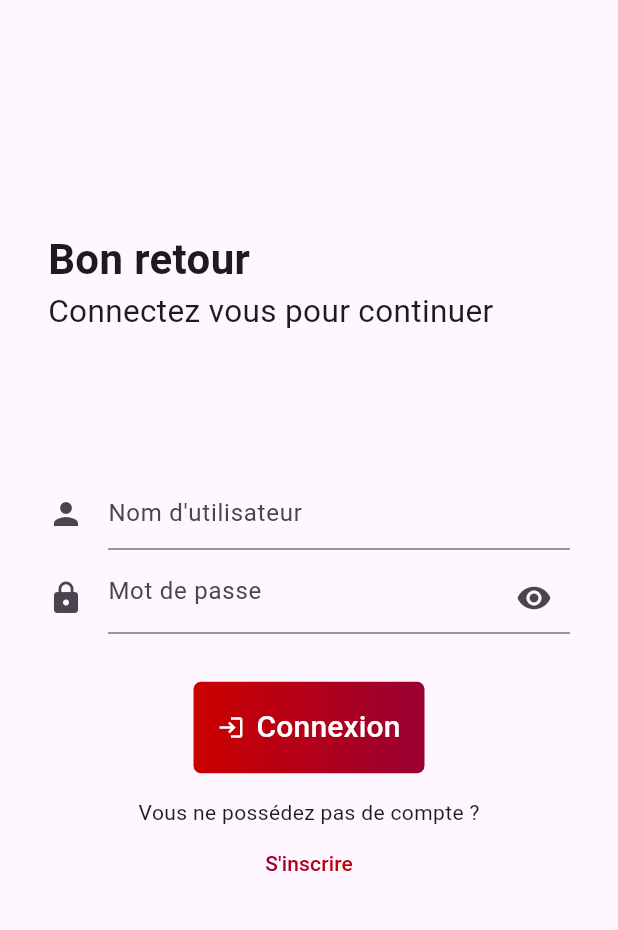
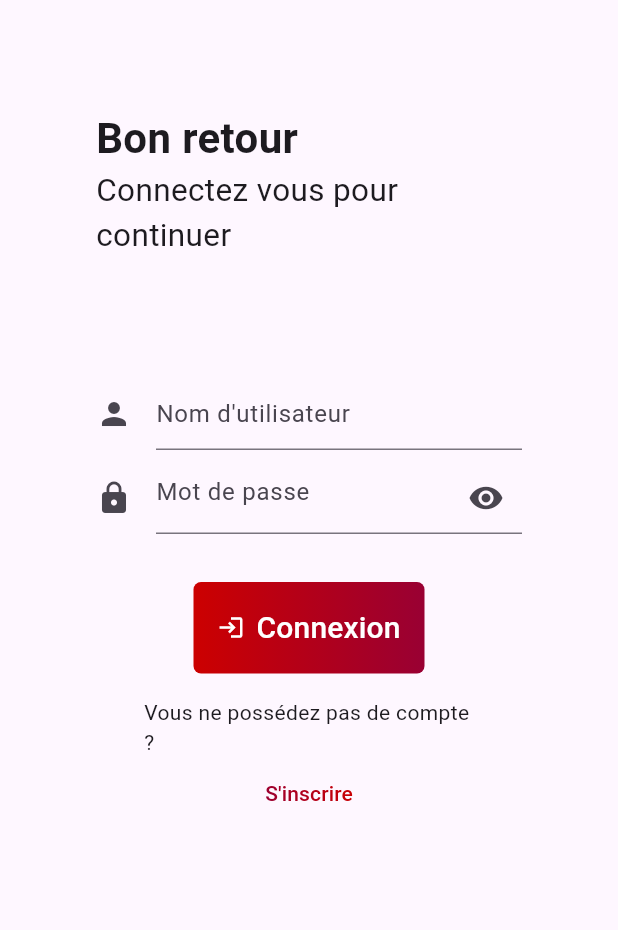
Before and after one commit to nicolas-vdn/appizza, a Flutter app: the screen it shows after launch, on a phone screen of 412 x 824 dp, the part 72-1002 px from its top. Run offline on Flutter 3.47's test engine with Material 3 defaults, Android fonts, the light colour scheme and no system bars; our stand-ins replace carousel_slider, dio, expandable, go_router, shared_preferences.

Commit message:
fix(widgets): scroll et overflow

```diff
--- a/Frontend/lib/router/index.dart
+++ b/Frontend/lib/router/index.dart
@@ -39,6 +39,7 @@ final router = GoRouter(
         return NoTransitionPage(
           child: Scaffold(
             appBar: AppBar(
+              scrolledUnderElevation: 0,
               centerTitle: true,
               backgroundColor: Colors.transparent,
               leading: const Padding(
--- a/Frontend/lib/widgets/auth_page.dart
+++ b/Frontend/lib/widgets/auth_page.dart
@@ -49,14 +49,16 @@ class _AuthPageState extends State<AuthPage> {
 
   @override
   Widget build(BuildContext context) {
-    return Row(
+    return ListView( // Permet le scroll vertical sur petits écrans
+      children: [
+        Row(
           mainAxisAlignment: MainAxisAlignment.center,
           children: [
             Container(
               width: MediaQuery.of(context).size.width,
               constraints: const BoxConstraints(maxWidth: 800),
               child: Padding(
-            padding: const EdgeInsets.all(32),
+                padding: const EdgeInsets.all(64.0),
                 child: Form(
                   key: _formKey,
                   child: Column(
@@ -65,7 +67,7 @@ class _AuthPageState extends State<AuthPage> {
                     children: [
                       WelcomeSection(register: _register),
                       const SizedBox(
-                    height: 64.0,
+                        height: 48.0,
                       ),
                       TextFormField(
                         onSaved: (String? value) {
@@ -109,11 +111,17 @@ class _AuthPageState extends State<AuthPage> {
                         },
                       ),
                       ActionSection(
-                      register: _register, loading: _isLoading, switchForm: _switchRegister, submit: _onSubmit)
+                          register: _register,
+                          loading: _isLoading,
+                          switchForm: _switchRegister,
+                          submit: _onSubmit,
+                          formKey: _formKey)
                     ],
                   ),
                 ),
               ),
+            ),
+          ],
         ),
       ],
     );
@@ -149,12 +157,18 @@ class _WelcomeSectionState extends State<WelcomeSection> {
 
 class ActionSection extends StatefulWidget {
   const ActionSection(
-      {super.key, required this.register, required this.loading, required this.switchForm, required this.submit});
+      {super.key,
+      required this.register,
+      required this.loading,
+      required this.switchForm,
+      required this.submit,
+      required this.formKey});
 
   final bool register;
   final bool loading;
   final Function switchForm;
   final Function submit;
+  final GlobalKey<FormState> formKey;
 
   @override
   State<ActionSection> createState() => _ActionSectionState();
@@ -178,6 +192,7 @@ class _ActionSectionState extends State<ActionSection> {
             ),
             child: ElevatedButton.icon(
               style: ElevatedButton.styleFrom(
+                shape: RoundedRectangleBorder(borderRadius: BorderRadius.circular(5)),
                 padding: const EdgeInsets.all(16.0),
                 backgroundColor: Colors.transparent,
                 foregroundColor: Colors.transparent,
@@ -213,7 +228,10 @@ class _ActionSectionState extends State<ActionSection> {
             children: [
               Text(widget.register ? "Vous possédez déjà un compte ?" : "Vous ne possédez pas de compte ?"),
               TextButton(
-                onPressed: () => widget.switchForm(),
+                onPressed: () {
+                  widget.formKey.currentState?.reset();
+                  widget.switchForm();
+                },
                 child: GradientText(
                   widget.register ? "Se connecter" : "S'inscrire",
                   gradient: const LinearGradient(begin: Alignment.topRight, end: Alignment.bottomLeft, colors: [
```
Lines whose indentation alone changed are shown as unchanged.
